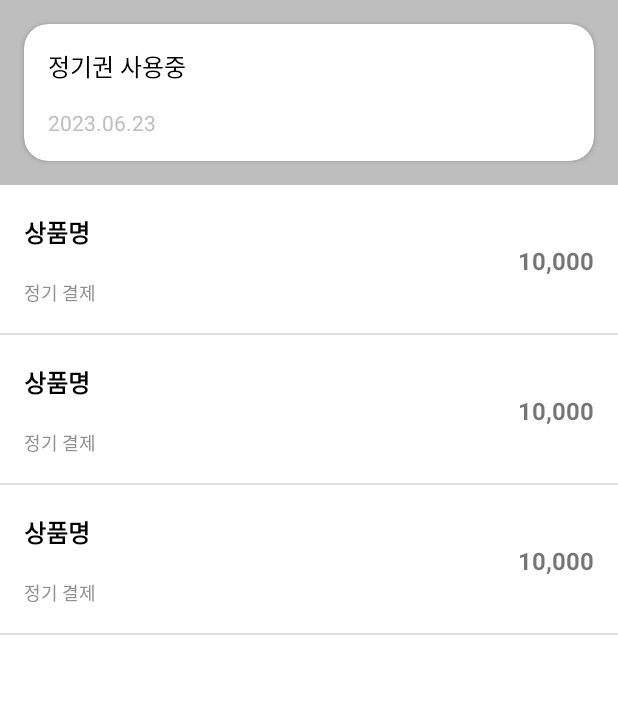
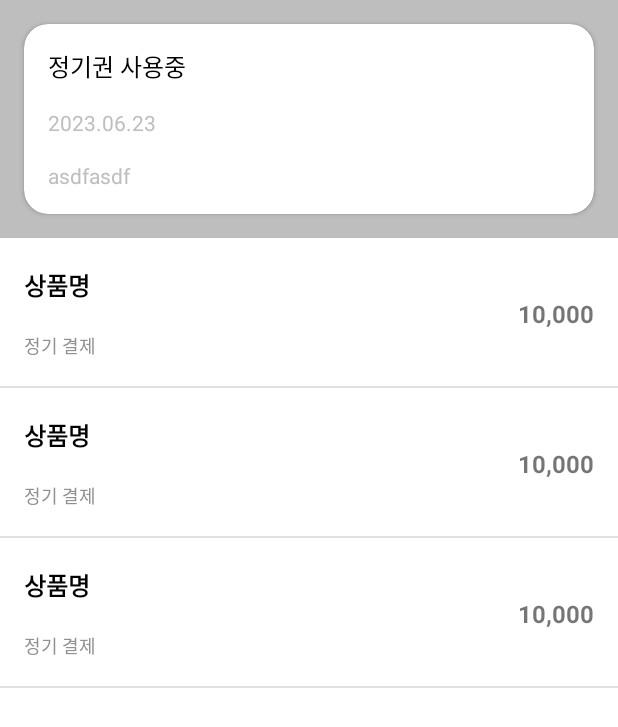
Before and after one commit to 2giwon/MyRegularPayment, an Android app: the layout activity_main.xml on its own in the app's theme, with its tools: preview values and no code run, on a phone screen of 412 x 824 dp. Shown: the top 727 px of the screen. Run offline under Robolectric (Android 15) with nearby library versions, the phone set to English and light mode, and no system bars.

Commit message:
[Add] 정기 결제 리스트 노출 오류 수정 및 구매 후 현재 구매중인 상품 보여주도록 수정

```diff
--- a/app/src/main/res/layout/activity_main.xml
+++ b/app/src/main/res/layout/activity_main.xml
@@ -57,10 +57,22 @@
                     android:ellipsize="end"
                     android:maxLines="1"
                     android:textColor="@color/light_grey"
-                    android:text="@{current.developerPayload}"
+                    android:text="@{@string/date_format(current.purchaseTime)}"
                     app:layout_constraintStart_toStartOf="@id/tv_title"
                     app:layout_constraintTop_toBottomOf="@id/tv_title"
                     tools:text="2023.06.23" />
+
+                <TextView
+                    android:id="@+id/tv_detail"
+                    android:layout_width="0dp"
+                    android:layout_height="wrap_content"
+                    android:layout_margin="16dp"
+                    android:textColor="@color/light_grey"
+                    android:text="@{current.originalJson}"
+                    app:layout_constraintTop_toBottomOf="@id/tv_period"
+                    app:layout_constraintStart_toStartOf="parent"
+                    app:layout_constraintEnd_toEndOf="parent"
+                    tools:text="asdfasdf" />
 
             </androidx.constraintlayout.widget.ConstraintLayout>
         </androidx.cardview.widget.CardView>
--- a/app/src/main/res/values/strings.xml
+++ b/app/src/main/res/values/strings.xml
@@ -5,4 +5,5 @@
     <string name="purchase_title">구매</string>
     <string name="using_regular_payment">정기권 사용중</string>
     <string name="subscription_title">구독</string>
+    <string name="date_format">%1$tY/%1$tm/%1$td %1$tH:%1$tM</string>
 </resources>
--- a/buildSrc/src/main/java/AndroidConfig.kt
+++ b/buildSrc/src/main/java/AndroidConfig.kt
@@ -1,7 +1,7 @@
 object AndroidConfig {
-    const val VERSION = "1.0.0"
+    const val VERSION = "1.0.1"
     const val TARGET_SDK = 33
     const val MIN_SDK = 24
     const val APP_ID = "com.payment.myregularpayment"
-    const val VERSION_CODE = 100
+    const val VERSION_CODE = 101
 }
```
Also changed, not shown: app/src/main/java/com/payment/myregularpayment/MainActivity.kt (+5 -7 lines), app/src/main/java/com/payment/myregularpayment/billing/BillingManager.kt (+17 -19 lines).
